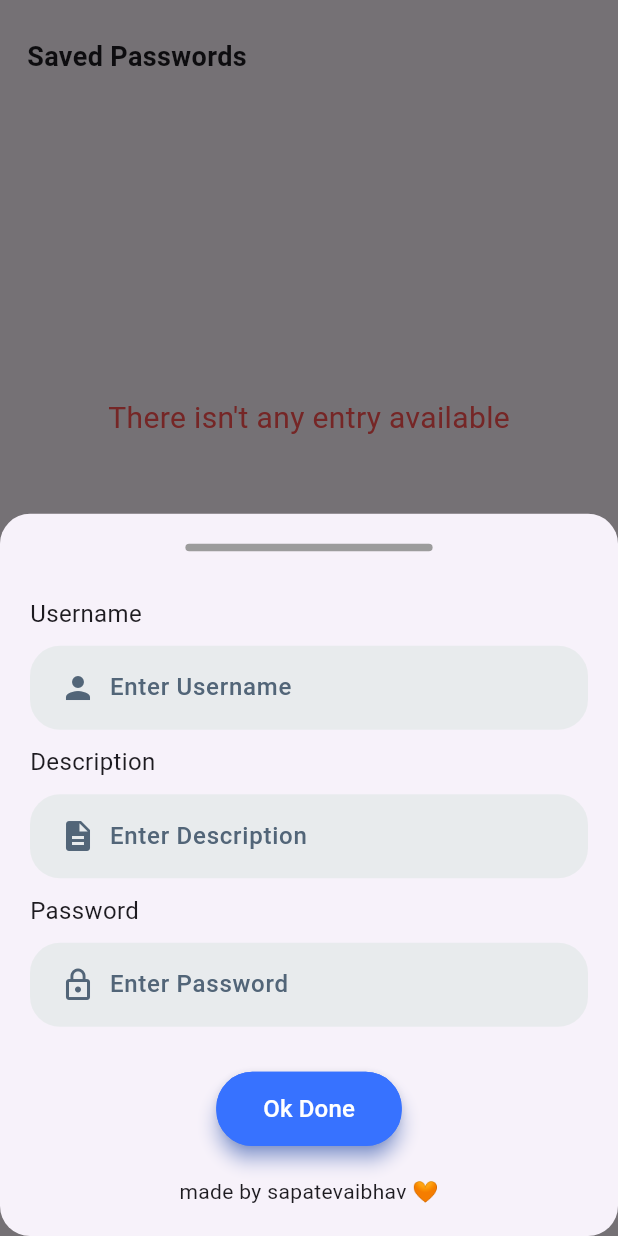
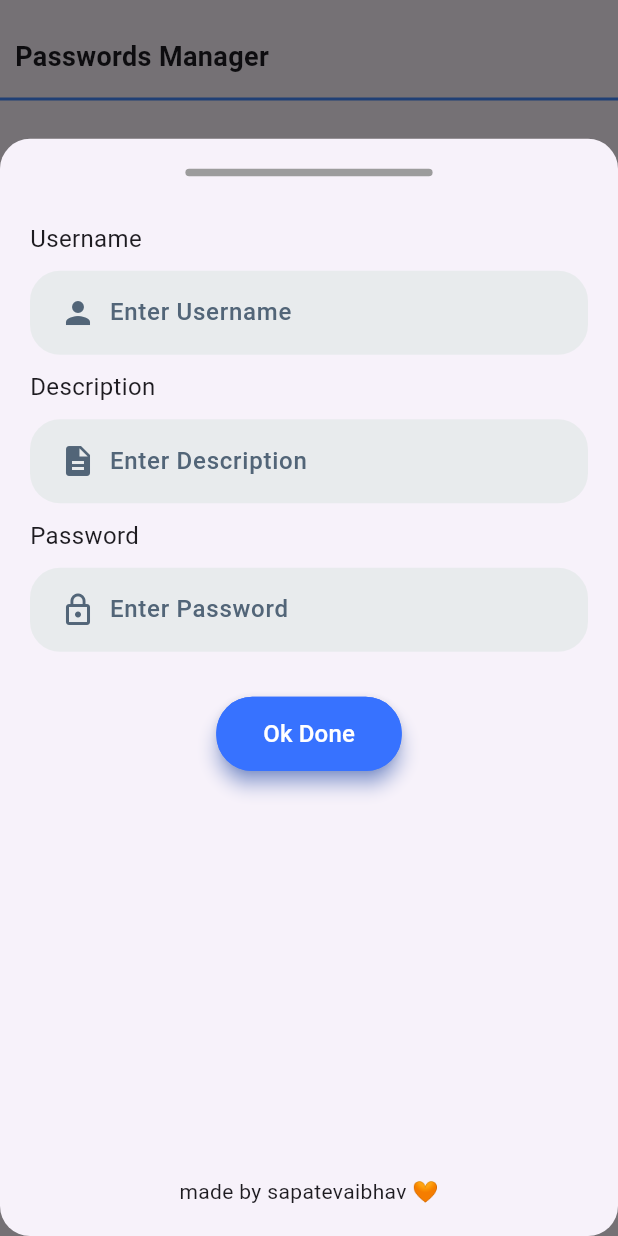
Before and after one commit to sapatevaibhav/CodeClauseInternship_password_manager, a Flutter app: the screen it shows after launch, after a tap on the "add" icon, on a phone screen of 412 x 824 dp. Run offline on Flutter 3.47's test engine with Material 3 defaults, Android fonts, the phone set to English and light mode, and no system bars; our stand-ins replace sqflite; accounts and stored records are empty.

Commit message:
added various details

```diff
--- a/lib/AddModal.dart
+++ b/lib/AddModal.dart
@@ -1,7 +1,5 @@
 // ignore_for_file: prefer_const_constructors, sized_box_for_whitespace
 import 'package:flutter/material.dart';
-import 'package:password_manager/Model/password_model.dart';
-import 'constants.dart';
 
 class AddModal extends StatefulWidget {
   final Function(String, String, String) onAddPassword;
@@ -78,28 +76,24 @@ class _AddModalState extends State<AddModal> {
                 style: ButtonStyle(
                   elevation: MaterialStateProperty.all(5),
                   shadowColor:
-                      MaterialStateProperty.all(Constants.buttonBackground),
+                      MaterialStateProperty.all(
+                      Color.fromARGB(255, 55, 114, 255)),
                   shape: MaterialStateProperty.all<RoundedRectangleBorder>(
                     RoundedRectangleBorder(
                       borderRadius: BorderRadius.circular(24.0),
-                      side: BorderSide(color: Constants.buttonBackground),
+                      side: BorderSide(color: Color.fromARGB(255, 55, 114, 255)),
                     ),
                   ),
                   backgroundColor:
-                      MaterialStateProperty.all(Constants.buttonBackground),
+                      MaterialStateProperty.all(
+                      Color.fromARGB(255, 55, 114, 255)),
                 ),
                 onPressed: () async {
                   final username = usernameController.text;
                   final description = descriptionController.text;
                   final password = passwordController.text;
 
-                  Constants.passwordData.add(
-                    passwords(
-                      userName: username,
-                      description: description,
-                      password: password,
-                    ),
-                  );
+
 
                   widget.onAddPassword(username, description, password);
                   Navigator.pop(context);
@@ -111,7 +105,7 @@ class _AddModalState extends State<AddModal> {
               ),
             ),
             SizedBox(
-              height: 20,
+              height: 270,
             ),
             SizedBox(
               height: 30,
@@ -136,14 +130,14 @@ class _AddModalState extends State<AddModal> {
               padding: EdgeInsets.fromLTRB(20, 5, 5, 5),
               child: Icon(
                 icon,
-                color: Constants.searchGrey,
+                color: Color.fromARGB(255, 82, 101, 120),
               ),
             ),
             filled: true,
             contentPadding: EdgeInsets.all(16),
             hintText: hintText,
             hintStyle: TextStyle(
-                color: Constants.searchGrey, fontWeight: FontWeight.w500),
+                color: Color.fromARGB(255, 82, 101, 120), fontWeight: FontWeight.w500),
             fillColor: Color.fromARGB(247, 232, 235, 237),
             border: OutlineInputBorder(
                 borderSide: BorderSide(
--- a/lib/constants.dart
+++ /dev/null
@@ -1,42 +0,0 @@
-// ignore_for_file: prefer_const_constructors
-
-import 'package:flutter/material.dart';
-import 'package:password_manager/Model/password_model.dart';
-
-class Constants {
-  static Color searchGrey = Color.fromARGB(255, 82, 101, 120);
-
-  static Color darkBlue = Color.fromARGB(255, 135, 170, 255);
-  static Color lightBlue = Color.fromARGB(255, 235, 241, 255);
-
-  static Color lightGreen = Color.fromARGB(255, 231, 249, 242);
-  static Color darkGreen = Color.fromARGB(255, 113, 217, 179);
-
-  static Color lightRed = Color.fromARGB(255, 253, 237, 241);
-  static Color darkRed = Color.fromARGB(255, 245, 145, 169);
-
-  static Color logoBackground = Color.fromARGB(255, 239, 239, 239);
-
-  static Color fabBackground = Color.fromARGB(255, 55, 114, 255);
-
-  static Color buttonBackground = Color.fromARGB(255, 55, 114, 255);
-
-  static List<passwords> passwordData = [
-    passwords(
-        userName: "user",
-        description: "Google Account",
-        password: '@E23rfdjdn3532'),
-    passwords(
-        userName: "user33",
-        description: "Netflix Personal",
-        password: '!ihw4h34nr4i3'),
-    passwords(
-        userName: "abc22",
-        description: "X main account",
-        password: '8dwy8*87&'),
-    passwords(
-        userName: "ProUser",
-        description: "Dribbble",
-        password: 'wkn3#R3kndk#@'),
-  ];
-}
--- a/lib/main.dart
+++ b/lib/main.dart
@@ -4,7 +4,6 @@ import 'package:flutter/material.dart';
 import 'package:password_manager/AddModal.dart';
 import 'package:password_manager/DatabaseHelper.dart';
 import 'package:password_manager/Model/password_model.dart';
-import 'package:password_manager/constants.dart';
 
 void main() {
   WidgetsFlutterBinding.ensureInitialized();
@@ -33,6 +32,7 @@ class _MyAppState extends State<MyApp> {
         primarySwatch: Colors.blue,
       ),
       home: HomePage(),
+      debugShowCheckedModeBanner: false,
     );
   }
 }
@@ -93,34 +93,45 @@ class _HomePageState extends State<HomePage> {
         floatingActionButtonLocation: FloatingActionButtonLocation.endFloat,
         floatingActionButton: FloatingActionButton(
           onPressed: () => bottomModal(context),
-          backgroundColor: Constants.fabBackground,
+          backgroundColor: Color.fromARGB(255, 55, 114, 255),
           child: Icon(Icons.add),
         ),
         body: SingleChildScrollView(
-          child: Padding(
-            padding: const EdgeInsets.fromLTRB(8.0, 0, 8, 0),
           child: Column(
             children: [
               SizedBox(height: 15),
-                headingText("Saved Passwords"),
-                SizedBox(
-                  height: 10,
+              headingText("Passwords Manager"),
+              Divider(
+                color: Colors.blueAccent,
+                height: 30,
+                thickness: 2,
               ),
               passwordData.isEmpty
-                    ? Center(heightFactor: 15,
+                  ? Center(
+                      heightFactor: 20,
                       child: Text(
                         "There isn't any entry available",
-                          style: TextStyle(fontSize: 20,color: Colors.redAccent),
+                        style:
+                            TextStyle(fontSize: 20, color: Colors.blueAccent),
                       ))
-                    : ListView.builder(
+                  : Padding(
+                      padding: const EdgeInsets.all(8.0),
+                      child: ListView.builder(
                         shrinkWrap: true,
-                        itemCount: passwordData.length,
+                        itemCount: passwordData.length * 2 - 1,
                         itemBuilder: (context, index) {
-                          final password = passwordData[index];
+                          if (index.isOdd) {
+                            return Divider(
+                                height: 1, thickness: 1, color: Colors.black);
+                          }
+
+                          final passwordIndex = index ~/ 2;
+                          final password = passwordData[passwordIndex];
+
                           return Dismissible(
                             key: Key(password.userName),
                             onDismissed: (direction) {
-                              deletePassword(index);
+                              deletePassword(passwordIndex);
                             },
                             background: Container(
                               color: Colors.red,
@@ -133,14 +144,15 @@ class _HomePageState extends State<HomePage> {
                                 ],
                               ),
                             ),
-                            child: passwordTile(password, index, context, () {
-                              deletePassword(index);
+                            child: passwordTile(
+                                password, passwordIndex, context, () {
+                              deletePassword(passwordIndex);
                             }),
                           );
                         },
                       ),
+                    )
             ],
-            ),
           ),
         ),
       ),
```
Also changed, not shown: pubspec.yaml (+7 -84 lines), assets/fg.png (added), pubspec.lock, 42 other files. Lines whose indentation alone changed are shown as unchanged.
